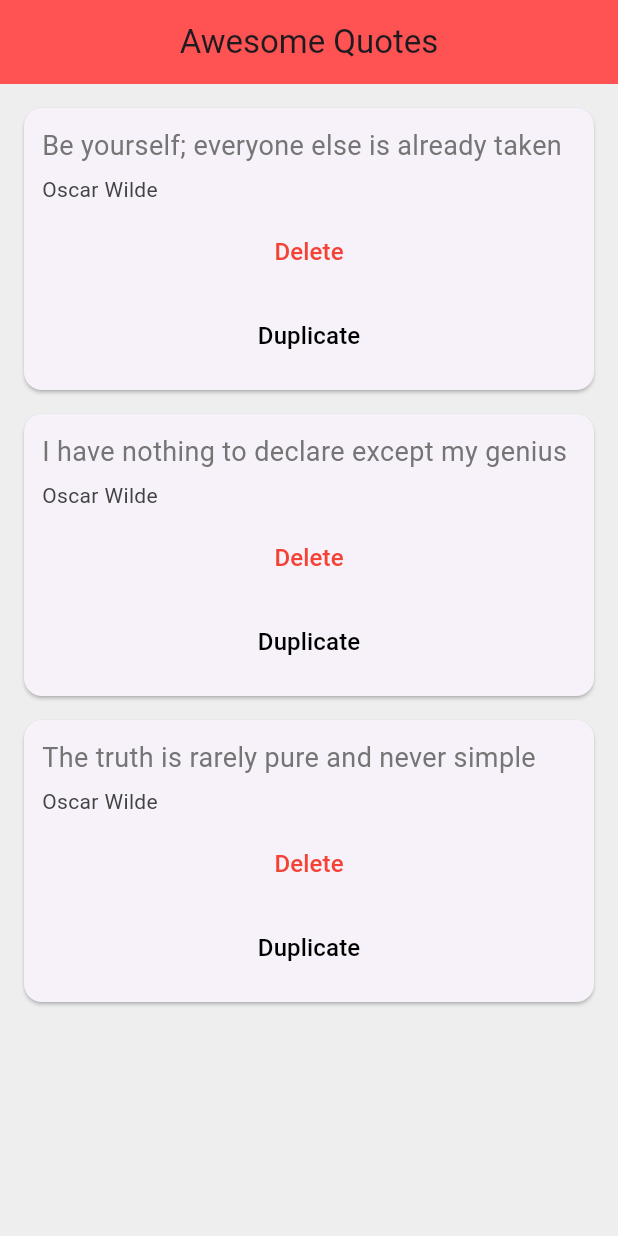
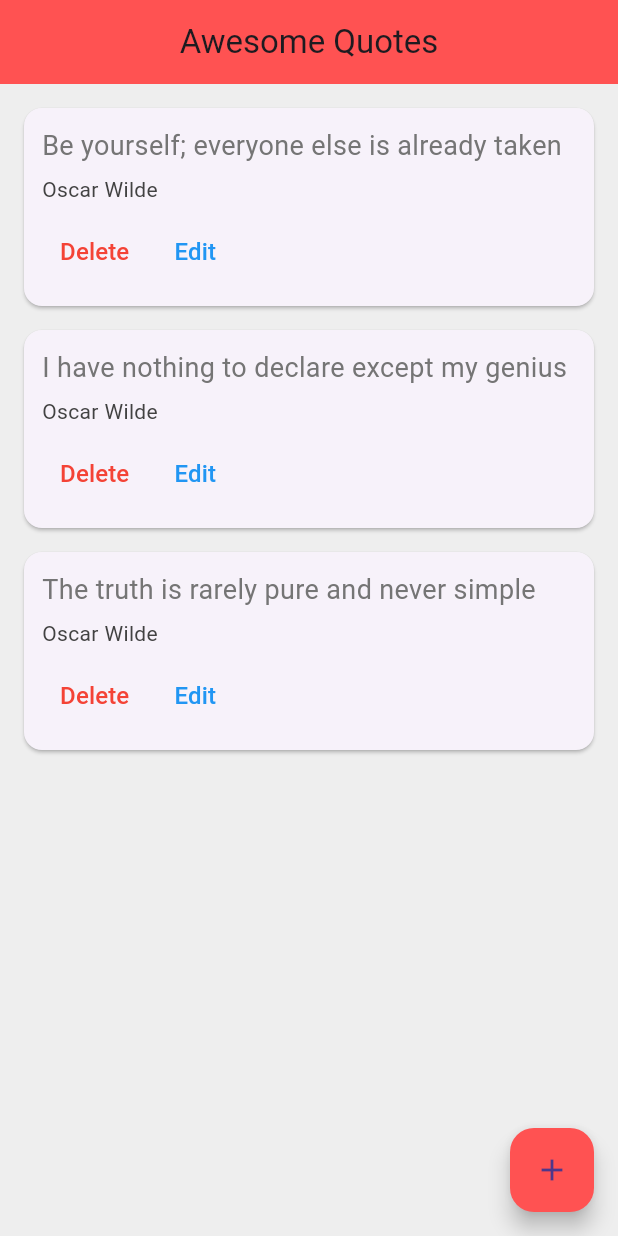
Before and after one commit to fadhlakmal/ppb-assignment-1, a Flutter app: the screen it shows after launch, on a phone screen of 412 x 824 dp. Run offline on Flutter 3.47's test engine with Material 3 defaults, Android fonts, the phone set to English and light mode, and no system bars.

Commit message:
create and update operation

```diff
--- a/lib/quote_card.dart
+++ b/lib/quote_card.dart
@@ -3,8 +3,8 @@ import 'package:myapp/quote.dart';
 
 class QuoteCard extends StatelessWidget {
   final Quote quote;
-  final VoidCallback delete, duplicate;
-  QuoteCard({required this.quote, required this.delete, required this.duplicate });
+  final VoidCallback delete, edit;
+  QuoteCard({required this.quote, required this.delete, required this.edit });
 
   @override
   Widget build(BuildContext context) {
@@ -25,19 +25,23 @@ class QuoteCard extends StatelessWidget {
               style: TextStyle(fontSize: 14.0, color: Colors.grey[800]),
             ),
             SizedBox(height: 8.0),
+            Row(
+              children: [
                 TextButton(
                   onPressed: delete,
                   child: Text(
                     "Delete",
                     style: TextStyle(fontSize: 16.0, color: Colors.red),
-              ),),
-            SizedBox(height: 8.0,),
+                  ),
+                ),
                 TextButton(
-              onPressed: duplicate,
+                  onPressed: edit,
                   child: Text(
-                "Duplicate",
-                style: TextStyle(fontSize: 16.0, color: Colors.black),
-              ),)
+                    "Edit",
+                    style: TextStyle(fontSize: 16.0, color: Colors.blue),
+                  ))
+              ],
+            ),
           ],
         ),
       ),
```
Also changed, not shown: lib/main.dart (+127 -18 lines). Lines whose indentation alone changed are shown as unchanged.
